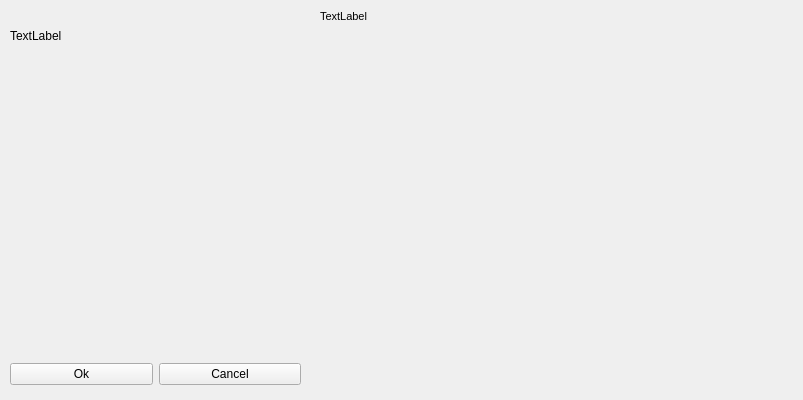
Above: python/plotIPIandSVM/IPIClick_interface.ui from neurobiofisica/gymnotools before the change. Below: the same form after it.
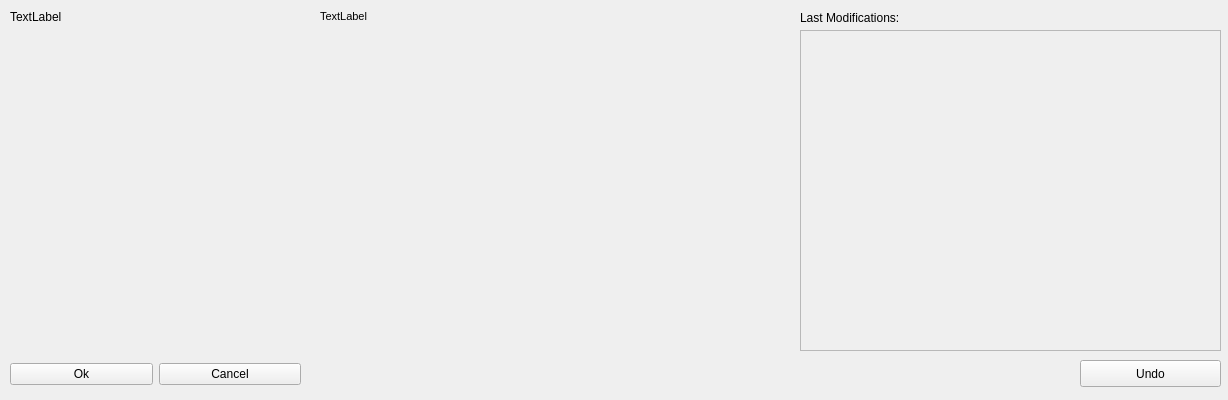
That is the form after the change.

Commit message: Função inverter classificação implementada (pronta para uso) Menu UNDO pronto. Falta implementar utilitário e criar arquivo com "Original Values"

Patch:
```diff
--- a/python/plotIPIandSVM/IPIClick_interface.ui
+++ b/python/plotIPIandSVM/IPIClick_interface.ui
@@ -6,7 +6,7 @@
    <rect>
     <x>0</x>
     <y>0</y>
-    <width>803</width>
+    <width>1228</width>
     <height>400</height>
    </rect>
   </property>
@@ -24,7 +24,7 @@
   </property>
   <property name="maximumSize">
    <size>
-    <width>803</width>
+    <width>16777215</width>
     <height>400</height>
    </size>
   </property>
@@ -43,6 +43,9 @@
    <property name="text">
     <string>TextLabel</string>
    </property>
+   <property name="alignment">
+    <set>Qt::AlignLeading|Qt::AlignLeft|Qt::AlignTop</set>
+   </property>
   </widget>
   <widget class="QLabel" name="parameters">
    <property name="geometry">
@@ -103,6 +106,56 @@
     </item>
    </layout>
   </widget>
+  <widget class="QLabel" name="modificationsLabel">
+   <property name="geometry">
+    <rect>
+     <x>800</x>
+     <y>10</y>
+     <width>121</width>
+     <height>16</height>
+    </rect>
+   </property>
+   <property name="text">
+    <string>Last Modifications:</string>
+   </property>
+  </widget>
+  <widget class="QPushButton" name="undoButton">
+   <property name="geometry">
+    <rect>
+     <x>1080</x>
+     <y>360</y>
+     <width>141</width>
+     <height>27</height>
+    </rect>
+   </property>
+   <property name="text">
+    <string>Undo</string>
+   </property>
+  </widget>
+  <widget class="QScrollArea" name="scrollArea">
+   <property name="geometry">
+    <rect>
+     <x>800</x>
+     <y>30</y>
+     <width>421</width>
+     <height>321</height>
+    </rect>
+   </property>
+   <property name="widgetResizable">
+    <bool>true</bool>
+   </property>
+   <widget class="QWidget" name="scrollAreaWidgetContents">
+    <property name="geometry">
+     <rect>
+      <x>0</x>
+      <y>0</y>
+      <width>417</width>
+      <height>317</height>
+     </rect>
+    </property>
+    <layout class="QVBoxLayout" name="verticalLayout"/>
+   </widget>
+  </widget>
  </widget>
  <resources/>
  <connections/>
```
Left out of the diff: 5 changed lines with no effect on the pictures. The commit also changes 4 other files.
